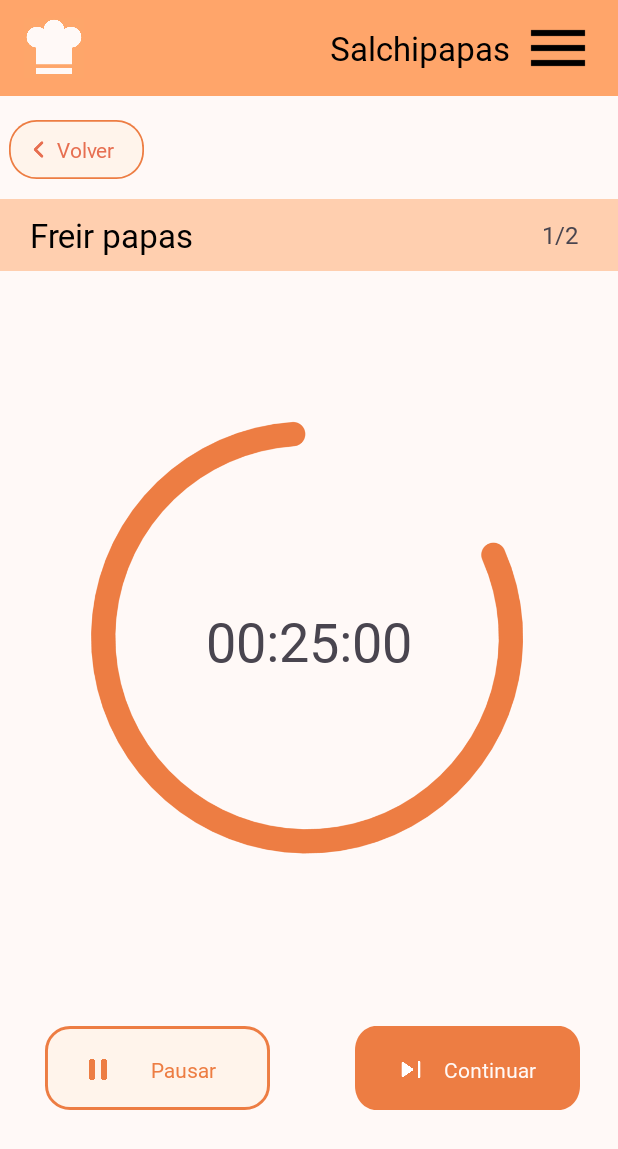
After one commit to lhCabra/Maquetacion-UX-Cocinapp, an Android app: the StartRecipeActivity screen opened directly, with no data from a screen before it, on a phone screen of 412 x 824 dp. The commit adds this screen. Shown: the top 1149 px of the screen. Run offline under Robolectric (Android 15) with nearby library versions, the phone set to English and light mode, and no system bars; our stand-ins replace navigation-ui.

Commit message:
inicio receta y navegación

```diff
--- a/Cocinapp/app/build.gradle.kts
+++ b/Cocinapp/app/build.gradle.kts
@@ -45,6 +45,7 @@ dependencies {
     implementation(libs.androidx.constraintlayout)
     implementation(libs.androidx.navigation.fragment.ktx)
     implementation(libs.androidx.navigation.ui.ktx)
+    implementation(libs.androidx.activity)
     testImplementation(libs.junit)
     androidTestImplementation(libs.androidx.junit)
     androidTestImplementation(libs.androidx.espresso.core)
--- a/Cocinapp/app/src/main/AndroidManifest.xml
+++ b/Cocinapp/app/src/main/AndroidManifest.xml
@@ -12,6 +12,9 @@
         android:supportsRtl="true"
         android:theme="@style/Theme.Cocinapp"
         tools:targetApi="31">
+        <activity
+            android:name=".StartRecipeActivity"
+            android:exported="false" />
         <activity
             android:name=".InstructionsActivity"
             android:exported="false"
--- a/Cocinapp/app/src/main/java/com/example/cocinapp/InstructionsActivity.kt
+++ b/Cocinapp/app/src/main/java/com/example/cocinapp/InstructionsActivity.kt
@@ -19,12 +19,16 @@ class InstructionsActivity : AppCompatActivity() {
 
         binding = ActivityInstructionsBinding.inflate(layoutInflater)
         setContentView(R.layout.activity_instructions)
-        val play=findViewById<RelativeLayout>(R.id.button_back)
-        play.setOnClickListener {
+        val back=findViewById<RelativeLayout>(R.id.button_back)
+        back.setOnClickListener {
             val intent=Intent(this,MainActivity::class.java)
             startActivity(intent)
         }
-
+        val play=findViewById<RelativeLayout>(R.id.start)
+        play.setOnClickListener {
+            val intent=Intent(this,StartRecipeActivity::class.java)
+            startActivity(intent)
+        }
     }
 
     override fun onSupportNavigateUp(): Boolean {
--- /dev/null
+++ b/Cocinapp/app/src/main/java/com/example/cocinapp/StartRecipeActivity.kt
@@ -0,0 +1,76 @@
+package com.example.cocinapp
+
+import android.content.Intent
+import android.os.Bundle
+import android.view.View
+import android.widget.ImageView
+import android.widget.RelativeLayout
+import android.widget.TextView
+import androidx.activity.enableEdgeToEdge
+import androidx.appcompat.app.AppCompatActivity
+import androidx.core.view.ViewCompat
+import androidx.core.view.WindowInsetsCompat
+import androidx.core.view.marginLeft
+import androidx.navigation.findNavController
+import androidx.navigation.ui.AppBarConfiguration
+import androidx.navigation.ui.navigateUp
+import com.example.cocinapp.databinding.ActivityInstructionsBinding
+import com.example.cocinapp.databinding.ActivityStartRecipeBinding
+
+class StartRecipeActivity : AppCompatActivity() {
+
+    private lateinit var appBarConfiguration: AppBarConfiguration
+    private lateinit var binding: ActivityStartRecipeBinding
+    private var continueClickCount = 0
+    override fun onCreate(savedInstanceState: Bundle?) {
+        super.onCreate(savedInstanceState)
+
+        binding = ActivityStartRecipeBinding.inflate(layoutInflater)
+        setContentView(R.layout.activity_start_recipe)
+        val play=findViewById<RelativeLayout>(R.id.button_back)
+        play.setOnClickListener {
+            val intent= Intent(this,MainActivity::class.java)
+            startActivity(intent)
+        }
+        val textView = findViewById<TextView>(R.id.pausedtext)
+        val alarmText = findViewById<TextView>(R.id.alarm_name)
+        val timerText = findViewById<TextView>(R.id.timertext)
+        val alarmNumber = findViewById<TextView>(R.id.alarm_number)
+        val pauseButton = findViewById<RelativeLayout>(R.id.pausebutton)
+        val pauseText = findViewById<TextView>(R.id.pause)
+        val iconPause = findViewById<ImageView>(R.id.icon_pause)
+        val continueButton = findViewById<RelativeLayout>(R.id.continue_button)
+
+        pauseButton.setOnClickListener {
+            if( textView.visibility != View.VISIBLE) {
+                textView.visibility = View.VISIBLE
+                pauseText.text = "Reanudar"
+                iconPause.setImageResource(R.drawable.play_arrow_button)
+            }
+            else{
+                textView.visibility = View.INVISIBLE
+                pauseText.text = "Pausar"
+                iconPause.setImageResource(R.drawable.pause)
+            }
+        }
+        continueButton.setOnClickListener {
+            continueClickCount++
+            textView.visibility = View.INVISIBLE
+
+            if (continueClickCount == 1) {
+                alarmText.text = "Freir salchichas"
+                alarmNumber.text = "2/2"
+                timerText.text = "00:18:00"
+            } else if (continueClickCount == 2) {
+                val intent=Intent(this,InstructionsActivity::class.java)
+                startActivity(intent)
+            }
+        }
+    }
+
+    override fun onSupportNavigateUp(): Boolean {
+        val navController = findNavController(R.id.nav_host_fragment_content_instructions)
+        return navController.navigateUp(appBarConfiguration)
+                || super.onSupportNavigateUp()
+    }
+}
--- /dev/null
+++ b/Cocinapp/app/src/main/res/drawable/pausebkground.xml
@@ -0,0 +1,24 @@
+<!-- drawable/extended_fa.xml -->
+<vector
+    xmlns:android="http://schemas.android.com/apk/res/android"
+    xmlns:aapt="http://schemas.android.com/aapt"
+    android:width="152dp"
+    android:height="58dp"
+    android:viewportWidth="152"
+    android:viewportHeight="58"
+    >
+    <group>
+        <clip-path
+            android:pathData="M17 1H135C143.837 1 151 8.16344 151 17V41C151 49.8366 143.837 57 135 57H17C8.16344 57 1 49.8366 1 41V17C1 8.16344 8.16344 1 17 1Z"
+            />
+        <path
+            android:pathData="M1 1V57H151V1"
+            android:fillColor="#FFF4EB"
+            />
+    </group>
+    <path
+        android:pathData="M17 1H135C143.837 1 151 8.16344 151 17V41C151 49.8366 143.837 57 135 57H17C8.16344 57 1 49.8366 1 41V17C1 8.16344 8.16344 1 17 1Z"
+        android:strokeWidth="2"
+        android:strokeColor="#ED7D43"
+        />
+</vector>
--- a/Cocinapp/app/src/main/res/layout/activity_instructions.xml
+++ b/Cocinapp/app/src/main/res/layout/activity_instructions.xml
@@ -5,6 +5,7 @@
     android:layout_width="match_parent"
     android:layout_height="match_parent"
     android:fitsSystemWindows="true"
+    android:background="@color/background"
     tools:context=".MainActivity">
 
     <com.google.android.material.appbar.AppBarLayout
@@ -283,7 +284,7 @@
         </RelativeLayout>
 
         <RelativeLayout
-            android:id="@+id/extended_fa"
+            android:id="@+id/start"
             android:layout_width="150dp"
             android:layout_height="56dp"
             android:layout_alignParentStart="true"
--- a/Cocinapp/app/src/main/res/layout/activity_main.xml
+++ b/Cocinapp/app/src/main/res/layout/activity_main.xml
@@ -5,6 +5,7 @@
     android:layout_width="match_parent"
     android:layout_height="match_parent"
     android:fitsSystemWindows="true"
+    android:background="@color/background"
     tools:context=".MainActivity">
 
     <com.google.android.material.appbar.AppBarLayout
--- /dev/null
+++ b/Cocinapp/app/src/main/res/layout/activity_start_recipe.xml
@@ -0,0 +1,280 @@
+<?xml version="1.0" encoding="utf-8"?>
+<androidx.coordinatorlayout.widget.CoordinatorLayout xmlns:android="http://schemas.android.com/apk/res/android"
+    xmlns:app="http://schemas.android.com/apk/res-auto"
+    xmlns:tools="http://schemas.android.com/tools"
+    android:layout_width="match_parent"
+    android:layout_height="match_parent"
+    android:fitsSystemWindows="true"
+
+    android:background="@color/background"
+    tools:context=".MainActivity">
+
+    <com.google.android.material.appbar.AppBarLayout
+        android:layout_width="match_parent"
+        android:layout_height="wrap_content"
+
+        android:fitsSystemWindows="true">
+
+        <com.google.android.material.appbar.MaterialToolbar
+            android:id="@+id/toolbar"
+            android:layout_width="match_parent"
+            android:layout_height="64dp"
+            android:background="@color/secondary"
+            android:paddingStart="16dp"
+            android:paddingEnd="16dp">
+
+            <ImageButton
+                android:id="@+id/logo"
+                android:layout_width="40dp"
+                android:layout_height="40dp"
+                android:layout_gravity="start"
+                android:background="?attr/selectableItemBackgroundBorderless"
+                android:contentDescription="@string/logo"
+                android:scaleType="fitCenter"
+                android:src="@drawable/logo" />
+
+            <ImageButton
+                android:id="@+id/menu_button"
+                android:layout_width="48dp"
+                android:layout_height="48dp"
+                android:layout_gravity="end"
+                android:background="?attr/selectableItemBackgroundBorderless"
+                android:contentDescription="@string/menu"
+                android:scaleType="fitCenter"
+                android:src="@drawable/menu"
+                android:layout_marginEnd="0dp" />
+
+            <TextView
+                android:id="@+id/toolbar_title"
+                android:layout_width="wrap_content"
+                android:layout_height="wrap_content"
+                android:layout_gravity="end"
+                android:text="@string/salchipapas"
+                android:textColor="@android:color/black"
+                android:textSize="22sp"
+                android:gravity="center"
+                android:layout_marginEnd="8dp"/>
+
+        </com.google.android.material.appbar.MaterialToolbar>
+
+    </com.google.android.material.appbar.AppBarLayout>
+
+
+    <androidx.constraintlayout.widget.ConstraintLayout
+        android:layout_width="match_parent"
+        android:layout_height="match_parent"
+        android:background="@color/background"
+        android:layout_marginTop="16dp"
+        app:layout_behavior="@string/appbar_scrolling_view_behavior">
+
+        <RelativeLayout
+            android:id="@+id/button_back"
+            android:layout_width="90dp"
+            android:layout_height="39dp"
+
+            android:layout_alignParentStart="true"
+            android:layout_alignParentTop="true"
+            android:background="@drawable/title_header"
+            android:clickable="true"
+            android:focusable="true"
+            android:padding="8dp"
+            app:layout_constraintEnd_toEndOf="parent"
+            app:layout_constraintHorizontal_bias="0.019"
+            app:layout_constraintStart_toStartOf="parent"
+            app:layout_constraintTop_toTopOf="parent">
+
+            <ImageView
+                android:id="@+id/icon_back"
+                android:layout_width="24dp"
+                android:layout_height="24dp"
+                android:layout_alignParentStart="true"
+                android:layout_centerVertical="true"
+                android:layout_marginStart="0dp"
+                android:contentDescription="@string/back"
+                android:src="@drawable/ic_arrow_back" />
+
+            <TextView
+                android:id="@+id/text_volver"
+                android:layout_width="wrap_content"
+                android:layout_height="wrap_content"
+                android:layout_centerVertical="true"
+                android:layout_toEndOf="@id/icon_back"
+                android:text="@string/Volver"
+                android:textColor="#E76F51" />
+
+        </RelativeLayout>
+
+        <RelativeLayout
+            android:id="@+id/title_header"
+            android:layout_width="412dp"
+            android:layout_height="48dp"
+            android:layout_marginTop="6pt"
+            android:background="#FFCFAF"
+            app:layout_constraintEnd_toEndOf="parent"
+            app:layout_constraintStart_toStartOf="parent"
+            app:layout_constraintTop_toBottomOf="@+id/button_back">
+
+            <TextView
+                android:id="@+id/alarm_name"
+                android:layout_width="wrap_content"
+                android:layout_height="wrap_content"
+                android:layout_centerVertical="true"
+                android:fontFamily="@font/notosansthin"
+                android:layout_marginStart="20dp"
+                android:text="@string/freir_papas"
+                android:textColor="#000000"
+                android:textSize="22sp" />
+
+            <TextView
+                android:id="@+id/alarm_number"
+                android:layout_width="57dp"
+                android:layout_height="31dp"
+                android:layout_alignParentEnd="true"
+                android:layout_centerVertical="true"
+                android:layout_marginStart="0dp"
+                android:layout_marginEnd="10dp"
+                android:gravity="center"
+                android:text="@string/_1_2"
+                android:textAlignment="center"
+                android:textSize="16sp" />
+        </RelativeLayout>
+
+        <ImageView
+            android:id="@+id/timer"
+            android:layout_width="409dp"
+            android:layout_height="293dp"
+            android:layout_alignParentStart="true"
+            android:layout_alignParentTop="true"
+            android:layout_alignParentBottom="true"
+            android:layout_marginBottom="16dp"
+            android:contentDescription="timer"
+            android:src="@drawable/timer"
+            app:layout_constraintBottom_toBottomOf="parent"
+            app:layout_constraintStart_toStartOf="parent"
+            app:layout_constraintTop_toTopOf="parent"
+            app:layout_constraintVertical_bias="0.455" />
+
+
+        <RelativeLayout
+            android:id="@+id/continue_button"
+            android:layout_width="150dp"
+            android:layout_height="56dp"
+            android:layout_alignParentStart="true"
+            android:layout_alignParentTop="true"
+            android:layout_marginEnd="25dp"
+            android:layout_marginBottom="84dp"
+            android:background="@drawable/extended_fa"
+            android:clipToOutline="true"
+            app:layout_constraintBottom_toBottomOf="parent"
+            app:layout_constraintEnd_toEndOf="parent">
+
+            <ImageView
+                android:id="@+id/icon_continue"
+                android:layout_width="28dp"
+                android:layout_height="28dp"
+                android:layout_alignParentStart="true"
+                android:layout_alignParentTop="true"
+                android:layout_alignParentBottom="true"
+                android:layout_marginStart="23dp"
+                android:layout_marginTop="17dp"
+                android:layout_marginBottom="15dp"
+                android:contentDescription="play"
+                android:src="@drawable/next_button" />
+
+            <TextView
+                android:id="@+id/continue_text"
+                android:layout_width="75dp"
+                android:layout_height="21dp"
+                android:layout_alignParentTop="true"
+                android:layout_alignParentEnd="true"
+                android:layout_alignParentBottom="true"
+                android:layout_marginStart="8dp"
+                android:layout_marginTop="19dp"
+                android:layout_marginEnd="16dp"
+                android:layout_marginBottom="16dp"
+                android:layout_toEndOf="@+id/icon_continue"
+                android:text="Continuar"
+                android:textAlignment="textStart"
+                android:textColor="@color/background"
+                android:textSize="14sp" />
+
+        </RelativeLayout>
+
+        <RelativeLayout
+            android:id="@+id/pausebutton"
+            android:layout_width="150dp"
+            android:layout_height="56dp"
+            android:layout_alignParentLeft="true"
+            android:layout_alignParentTop="true"
+            android:layout_marginStart="30dp"
+            android:layout_marginBottom="84dp"
+            android:background="@drawable/pausebkground"
+            android:clipToOutline="true"
+            app:layout_constraintBottom_toBottomOf="parent"
+            app:layout_constraintStart_toStartOf="parent">
+
+            <ImageView
+                android:id="@+id/icon_pause"
+                android:layout_width="24dp"
+                android:layout_height="24dp"
+                android:layout_alignParentStart="true"
+                android:layout_alignParentTop="true"
+                android:layout_alignParentBottom="true"
+                android:layout_marginStart="23dp"
+                android:layout_marginTop="17dp"
+                android:layout_marginBottom="15dp"
+
+                android:contentDescription="pause"
+                android:src="@drawable/pause" />
+
+            <TextView
+                android:id="@+id/pause"
+                android:layout_width="74dp"
+                android:layout_height="21dp"
+                android:layout_alignParentTop="true"
+                android:layout_alignParentEnd="true"
+                android:layout_alignParentBottom="true"
+                android:layout_marginStart="7dp"
+                android:layout_marginTop="19dp"
+                android:layout_marginEnd="20dp"
+                android:layout_marginBottom="16dp"
+                android:layout_toEndOf="@+id/icon_pause"
+                android:text="Pausar"
+                android:textAlignment="center"
+                android:textColor="@color/primary"
+                android:textSize="14sp" />
+        </RelativeLayout>
+
+        <TextView
+            android:id="@+id/timertext"
+            android:layout_width="412dp"
+            android:layout_height="44dp"
+            android:gravity="center"
+            android:text="@string/_00_25_00"
+            android:textAlignment="center"
+            android:textSize="36sp"
+            android:fontFamily="@font/notosansthin"
+            app:layout_constraintBottom_toBottomOf="@+id/timer"
+            app:layout_constraintEnd_toEndOf="parent"
+            app:layout_constraintStart_toStartOf="parent"
+            app:layout_constraintTop_toTopOf="@+id/timer" />
+
+        <TextView
+            android:id="@+id/pausedtext"
+            android:layout_width="418dp"
+            android:layout_height="47dp"
+            android:layout_marginTop="44dp"
+            android:layout_marginBottom="17dp"
+            android:gravity="center"
+            android:text="PAUSADA"
+            android:visibility="invisible"
+            android:textAlignment="center"
+            android:textSize="22sp"
+            app:layout_constraintBottom_toTopOf="@+id/pausebutton"
+            app:layout_constraintStart_toStartOf="parent"
+            app:layout_constraintTop_toBottomOf="@+id/timer"
+            app:layout_constraintVertical_bias="0.0" />
+
+
+    </androidx.constraintlayout.widget.ConstraintLayout>
+</androidx.coordinatorlayout.widget.CoordinatorLayout>
--- a/Cocinapp/app/src/main/res/values/strings.xml
+++ b/Cocinapp/app/src/main/res/values/strings.xml
@@ -63,4 +63,6 @@
     <string name="iniciar">Iniciar</string>
     <string name="back">back</string>
     <string name="instruction">instruction</string>
+    <string name="_1_2">1/2</string>
+    <string name="_00_25_00">00:25:00</string>
 </resources>
--- a/Cocinapp/gradle/libs.versions.toml
+++ b/Cocinapp/gradle/libs.versions.toml
@@ -10,6 +10,7 @@ material = "1.12.0"
 constraintlayout = "2.1.4"
 navigationFragmentKtx = "2.7.7"
 navigationUiKtx = "2.7.7"
+activity = "1.8.0"
 
 [libraries]
 androidx-core-ktx = { group = "androidx.core", name = "core-ktx", version.ref = "coreKtx" }
@@ -21,6 +22,7 @@ material = { group = "com.google.android.material", name = "material", version.r
 androidx-constraintlayout = { group = "androidx.constraintlayout", name = "constraintlayout", version.ref = "constraintlayout" }
 androidx-navigation-fragment-ktx = { group = "androidx.navigation", name = "navigation-fragment-ktx", version.ref = "navigationFragmentKtx" }
 androidx-navigation-ui-ktx = { group = "androidx.navigation", name = "navigation-ui-ktx", version.ref = "navigationUiKtx" }
+androidx-activity = { group = "androidx.activity", name = "activity", version.ref = "activity" }
 
 [plugins]
 androidApplication = { id = "com.android.application", version.ref = "agp" }
```
Also changed, not shown: Cocinapp/app/src/main/res/drawable/next_button.png (added), Cocinapp/app/src/main/res/drawable/pause.png (added), Cocinapp/app/src/main/res/drawable/play_arrow_button.png (added), Cocinapp/app/src/main/res/drawable/timer.png (added), Cocinapp/app/src/main/res/font/notosansthin.ttf (added).
